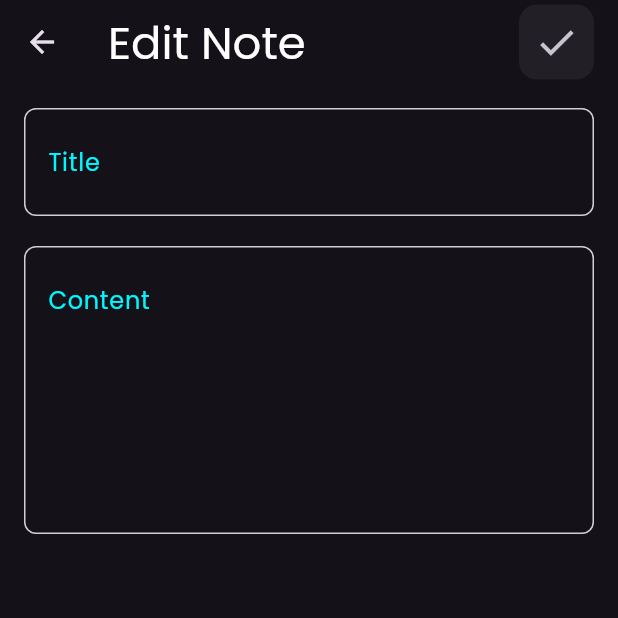
After one commit to seiffbdd/notes_app, a Flutter app: the EditNoteView screen opened by its route, on a phone screen of 412 x 824 dp, the top half of it. The commit adds this screen. Run offline on Flutter 3.47's test engine with Material 3 defaults, Android fonts, the phone set to English and light mode, and no system bars.

Commit message:
finish edit note view UI

```diff
--- /dev/null
+++ b/lib/view/edit_note_view.dart
@@ -0,0 +1,53 @@
+import 'package:flutter/material.dart';
+import 'package:notes_app2/widgets/custom_search_icon.dart';
+import 'package:notes_app2/widgets/custom_text_field.dart';
+
+class EditNoteView extends StatefulWidget {
+  static const String editNoteViewPath = 'editNoteViewPath';
+
+  const EditNoteView({super.key});
+
+  @override
+  State<EditNoteView> createState() => _EditNoteViewState();
+}
+
+class _EditNoteViewState extends State<EditNoteView> {
+  TextEditingController titleController = TextEditingController();
+  TextEditingController contentController = TextEditingController();
+  @override
+  Widget build(BuildContext context) {
+    return Scaffold(
+      appBar: AppBar(
+        title: Text(
+          'Edit Note',
+          style: const TextStyle(color: Colors.white, fontSize: 30),
+        ),
+        actions: [
+          Padding(
+            padding: const EdgeInsets.only(right: 16.0),
+            child: CustomIcon(icon: Icons.check),
+          )
+        ],
+      ),
+      body: Padding(
+        padding: EdgeInsets.all(16.0),
+        child: Column(
+          children: [
+            CustomTextField(
+              controller: titleController,
+              hintText: 'Title',
+            ),
+            SizedBox(
+              height: 20,
+            ),
+            CustomTextField(
+              controller: contentController,
+              hintText: 'Content',
+              maxLines: 6,
+            )
+          ],
+        ),
+      ),
+    );
+  }
+}
--- a/lib/widgets/add_note_bottom_sheet.dart
+++ b/lib/widgets/add_note_bottom_sheet.dart
@@ -28,6 +28,7 @@ class _AddNoteBottomSheetState extends State<AddNoteBottomSheet> {
             CustomTextField(
               controller: titleController,
               hintText: 'Title',
+              autoFocus: true,
             ),
             const SizedBox(
               height: 20,
--- a/lib/widgets/custom_search_icon.dart
+++ b/lib/widgets/custom_search_icon.dart
@@ -1,10 +1,11 @@
 import 'package:flutter/material.dart';
 
-class CustomSearchIcon extends StatelessWidget {
-  const CustomSearchIcon({
+class CustomIcon extends StatelessWidget {
+  const CustomIcon({
     super.key,
+    required this.icon,
   });
-
+  final IconData icon;
   @override
   Widget build(BuildContext context) {
     return Container(
@@ -13,8 +14,8 @@ class CustomSearchIcon extends StatelessWidget {
         color: Colors.white.withOpacity(.06),
         borderRadius: BorderRadius.circular(12.0),
       ),
-      child: const Icon(
-        Icons.search,
+      child: Icon(
+        icon,
         size: 30,
       ),
     );
--- a/lib/widgets/custom_text_field.dart
+++ b/lib/widgets/custom_text_field.dart
@@ -7,15 +7,17 @@ class CustomTextField extends StatelessWidget {
     required this.controller,
     this.maxLines = 1,
     this.textInputAction = TextInputAction.next,
+    this.autoFocus = false,
   });
   final String hintText;
   final TextEditingController controller;
   final int maxLines;
   final TextInputAction textInputAction;
+  final bool autoFocus;
   @override
   Widget build(BuildContext context) {
     return TextField(
-      autofocus: true,
+      autofocus: autoFocus,
       controller: controller,
       maxLines: maxLines,
       textInputAction: textInputAction,
```
Also changed, not shown: lib/main.dart (+8 -1 lines), lib/view/notes_view.dart (+16 -2 lines), lib/widgets/custom_app_bar.dart (+10 -5 lines).
